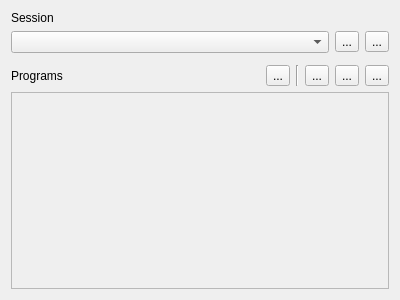
First picture: the form in sw/supervision/new/ui/session.ui, repository paparazzi/paparazzi, before the edit.
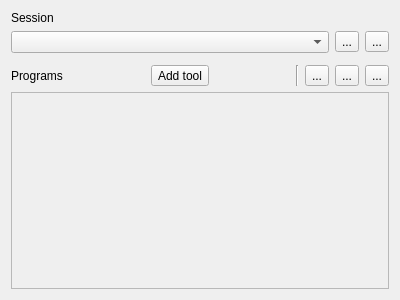
Second picture: the form after the edit. Icons and pictures are not drawn.

Patch:
```diff
--- a/sw/supervision/new/ui/session.ui
+++ b/sw/supervision/new/ui/session.ui
@@ -87,14 +87,36 @@
         <string>Add Tool</string>
        </property>
        <property name="text">
-        <string>...</string>
+        <string>Add tool</string>
        </property>
        <property name="icon">
         <iconset theme="list-add">
          <normaloff>.</normaloff>.</iconset>
        </property>
+       <property name="toolButtonStyle">
+        <enum>Qt::ToolButtonTextBesideIcon</enum>
+       </property>
+       <property name="autoRaise">
+        <bool>false</bool>
+       </property>
+       <property name="arrowType">
+        <enum>Qt::NoArrow</enum>
+       </property>
       </widget>
      </item>
+     <item>
+      <spacer name="horizontalSpacer_2">
+       <property name="orientation">
+        <enum>Qt::Horizontal</enum>
+       </property>
+       <property name="sizeHint" stdset="0">
+        <size>
+         <width>40</width>
+         <height>20</height>
+        </size>
+       </property>
+      </spacer>
+     </item>
      <item>
       <widget class="Line" name="line">
        <property name="orientation">
```
Left out of the diff: 5 changed lines with no effect on the pictures.
